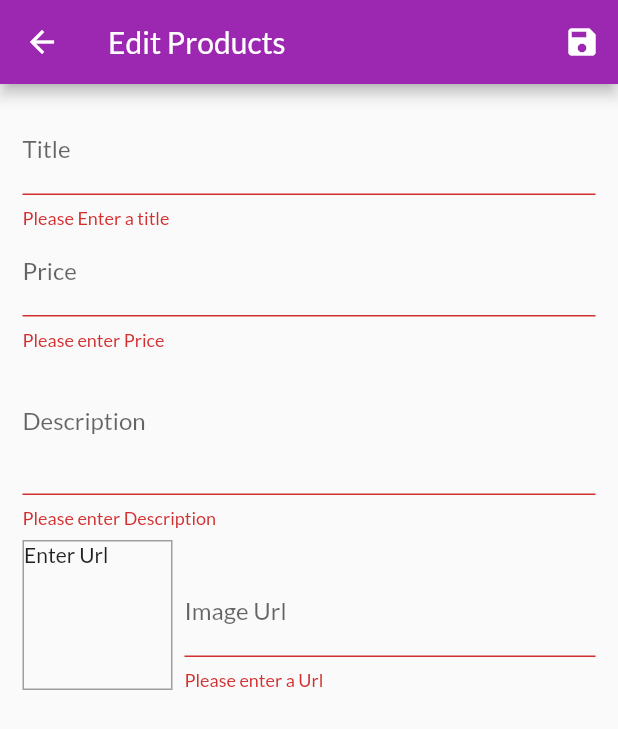
After one commit to AwaisHaleem/Flutter---Dart--The-Complete-Guide-2021, a Flutter app: the EditProductsScreen screen opened by its route, after a tap on the "save" icon, on a phone screen of 412 x 824 dp. The commit adds this screen. Shown: the top 729 px of the screen. Run offline on Flutter 3.47's test engine with Material 2 defaults, Android fonts, the phone set to English and light mode, and no system bars; network calls fail.

Commit message:
"user input and forms" module completed

```diff
--- /dev/null
+++ b/shop_app/lib/Screens/edit_products_screen.dart
@@ -0,0 +1,262 @@
+import 'package:flutter/material.dart';
+import 'package:provider/provider.dart';
+import 'package:shop_app/Provider/product.dart';
+import 'package:shop_app/Provider/products.dart';
+
+class EditProductsScreen extends StatefulWidget {
+  static const routeName = '/edit-product-screen';
+
+  @override
+  _EditProductsScreenState createState() => _EditProductsScreenState();
+}
+
+class _EditProductsScreenState extends State<EditProductsScreen> {
+  final _priceFocusNode = FocusNode();
+  final _descriptionNode = FocusNode();
+  final _imageUrlController = TextEditingController();
+  final _imageFocusNode = FocusNode();
+  final _form = GlobalKey<FormState>();
+  var _editedProduct = Product(
+      id: '',
+      title: '',
+      description: '',
+      price: 0,
+      imageUrl: '',
+      isFavourite: false);
+  var _initValues = {
+    "title": '',
+    "description": '',
+    "price": '',
+    "imageUrl": ''
+  };
+  var _isInit = true;
+
+  @override
+  void initState() {
+    _imageFocusNode.addListener(_updateImageUrl);
+
+    super.initState();
+  }
+
+  @override
+  void didChangeDependencies() {
+    if (_isInit) {
+      if (ModalRoute.of(context)?.settings.arguments != null) {
+        final String _productId =
+            ModalRoute.of(context)!.settings.arguments.toString();
+        _editedProduct =
+            Provider.of<Products>(context, listen: false).findById(_productId);
+        _initValues = {
+          "title": _editedProduct.title,
+          "description": _editedProduct.description,
+          "price": _editedProduct.price.toString(),
+          // "imageUrl": _editedProduct.imageUrl
+        };
+        _imageUrlController.text = _editedProduct.imageUrl;
+      }
+
+      print(_editedProduct);
+    }
+    _isInit = false;
+    super.didChangeDependencies();
+  }
+
+  @override
+  void dispose() {
+    _imageFocusNode.removeListener(_updateImageUrl);
+    _imageFocusNode.dispose();
+    _priceFocusNode.dispose();
+    _descriptionNode.dispose();
+    _imageUrlController.dispose();
+    super.dispose();
+  }
+
+  void _updateImageUrl() {
+    if (!_imageFocusNode.hasFocus) {
+      if (((!_imageUrlController.text.startsWith('http:') &&
+              !_imageUrlController.text.startsWith('https:'))) ||
+          (!_imageUrlController.text.endsWith('.png') &&
+              !_imageUrlController.text.endsWith('.jpg') &&
+              !_imageUrlController.text.endsWith('.jpeg'))) {
+        return;
+      }
+      setState(() {});
+    }
+  }
+
+  void _saveForm() {
+    final _isValidated = _form.currentState!.validate();
+    if (!_isValidated) {
+      return;
+    }
+    _form.currentState!.save();
+    if (_editedProduct.id.isNotEmpty) {
+      Provider.of<Products>(context, listen: false)
+          .replaceProduct(_editedProduct.id, _editedProduct);
+    } else {
+      Provider.of<Products>(context, listen: false).addProduct(_editedProduct);
+    }
+    Navigator.of(context).pop();
+  }
+
+  @override
+  Widget build(BuildContext context) {
+    return Scaffold(
+      appBar: AppBar(
+        title: Text('Edit Products'),
+        actions: [
+          IconButton(
+            onPressed: _saveForm,
+            icon: Icon(Icons.save),
+          ),
+        ],
+      ),
+      body: Padding(
+        padding: const EdgeInsets.all(15),
+        child: Form(
+          key: _form,
+          child: SingleChildScrollView(
+            child: Column(
+              children: [
+                TextFormField(
+                  initialValue: _editedProduct.title,
+                  decoration: InputDecoration(
+                    labelText: "Title",
+                  ),
+                  textInputAction: TextInputAction.next,
+                  validator: (value) {
+                    if ((value as String).isEmpty) {
+                      return "Please Enter a title";
+                    } else {
+                      return null;
+                    }
+                  },
+                  onFieldSubmitted: (_) =>
+                      FocusScope.of(context).requestFocus(_priceFocusNode),
+                  onSaved: (value) => _editedProduct = Product(
+                      id: _editedProduct.id,
+                      title: value as String,
+                      description: _editedProduct.description,
+                      price: _editedProduct.price,
+                      imageUrl: _editedProduct.imageUrl,
+                      isFavourite: _editedProduct.isFavourite),
+                ),
+                TextFormField(
+                  initialValue: _initValues['price'],
+                  decoration: InputDecoration(
+                    labelText: "Price",
+                  ),
+                  textInputAction: TextInputAction.next,
+                  keyboardType: TextInputType.number,
+                  focusNode: _priceFocusNode,
+                  validator: (value) {
+                    if ((value as String).isEmpty) {
+                      return "Please enter Price";
+                    }
+                    if (double.tryParse(value) == null) {
+                      return "Please enter numbers only";
+                    }
+                    if (double.parse(value) <= 0) {
+                      return "Please enter greater than \"0\" price";
+                    }
+                    return null;
+                  },
+                  onFieldSubmitted: (_) =>
+                      FocusScope.of(context).requestFocus(_descriptionNode),
+                  onSaved: (value) => _editedProduct = Product(
+                      id: _editedProduct.id,
+                      title: _editedProduct.title,
+                      description: _editedProduct.description,
+                      price: double.parse(value as String),
+                      imageUrl: _editedProduct.imageUrl,
+                      isFavourite: _editedProduct.isFavourite),
+                ),
+                TextFormField(
+                  initialValue: _editedProduct.description,
+                  decoration: InputDecoration(
+                    labelText: "Description",
+                  ),
+                  maxLines: 3,
+                  keyboardType: TextInputType.multiline,
+                  focusNode: _descriptionNode,
+                  validator: (value) {
+                    if ((value as String).isEmpty) {
+                      return "Please enter Description";
+                    }
+                    if (value.length < 10) {
+                      return "Please enter a longer Description";
+                    }
+                    return null;
+                  },
+                  onSaved: (value) => _editedProduct = Product(
+                      id: _editedProduct.id,
+                      title: _editedProduct.title,
+                      description: value as String,
+                      price: _editedProduct.price,
+                      imageUrl: _editedProduct.imageUrl,
+                      isFavourite: _editedProduct.isFavourite),
+                ),
+                Row(
+                  crossAxisAlignment: CrossAxisAlignment.end,
+                  children: [
+                    Container(
+                      height: 100,
+                      width: 100,
+                      margin: const EdgeInsets.only(top: 8, right: 8),
+                      decoration: BoxDecoration(
+                        border: Border.all(color: Colors.grey),
+                      ),
+                      child: _imageUrlController.text.isEmpty
+                          ? Text("Enter Url")
+                          : Image.network(_imageUrlController.text,
+                              fit: BoxFit.cover),
+                    ),
+                    Expanded(
+                      child: TextFormField(
+                        decoration: InputDecoration(
+                          labelText: "Image Url",
+                        ),
+                        controller: _imageUrlController,
+                        textInputAction: TextInputAction.done,
+                        keyboardType: TextInputType.url,
+                        focusNode: _imageFocusNode,
+                        validator: (value) {
+                          if ((value as String).isEmpty) {
+                            return "Please enter a Url";
+                          }
+                          if (!value.startsWith('http:') &&
+                              !value.startsWith('https:')) {
+                            return "Please enter a valid Url";
+                          }
+                          if (!value.endsWith('.png') &&
+                              !value.endsWith('.jpg') &&
+                              !value.endsWith('.jpeg')) {
+                            return "please enter an image Url";
+                          }
+                          return null;
+                        },
+                        onEditingComplete: () {
+                          setState(() {});
+                        },
+                        onFieldSubmitted: (_) {
+                          _saveForm();
+                        },
+                        onSaved: (value) => _editedProduct = Product(
+                            id: _editedProduct.id,
+                            title: _editedProduct.title,
+                            description: _editedProduct.description,
+                            price: _editedProduct.price,
+                            imageUrl: value as String,
+                            isFavourite: _editedProduct.isFavourite),
+                      ),
+                    )
+                  ],
+                )
+              ],
+            ),
+          ),
+        ),
+      ),
+    );
+  }
+}
--- a/shop_app/lib/Widgets/app_drawer.dart
+++ b/shop_app/lib/Widgets/app_drawer.dart
@@ -1,10 +1,12 @@
 import 'package:flutter/material.dart';
 import 'package:shop_app/Screens/orders_screen.dart';
+import 'package:shop_app/Screens/user_products.dart';
 
 class AppDrawer extends StatelessWidget {
   @override
   Widget build(BuildContext context) {
-    return Drawer(
+    return
+    Drawer(
       child: Column(
         children: [
           AppBar(
@@ -20,11 +22,20 @@ class AppDrawer extends StatelessWidget {
             },
           ),
           Divider(),
-           ListTile(
+          ListTile(
             leading: Icon(Icons.payment),
             title: Text("Orders"),
             onTap: () {
               Navigator.of(context).pushReplacementNamed(OrdersScreen.routName);
+            },
+          ),
+          Divider(),
+          ListTile(
+            leading: Icon(Icons.edit),
+            title: Text("Manage Products"),
+            onTap: () {
+              Navigator.of(context)
+                  .pushReplacementNamed(UserProductsScreen.routeName);
             },
           ),
         ],
```
Also changed, not shown: shop_app/lib/Provider/cart.dart (+20 -0 lines), shop_app/lib/Provider/products.dart (+20 -4 lines), shop_app/lib/Screens/user_products.dart (added, +46 -0 lines), shop_app/lib/Widgets/cart_item.dart (+23 -0 lines), shop_app/lib/Widgets/product_item.dart (+13 -0 lines), shop_app/lib/Widgets/user_product_item.dart (added, +45 -0 lines), shop_app/lib/main.dart (+6 -1 lines).
